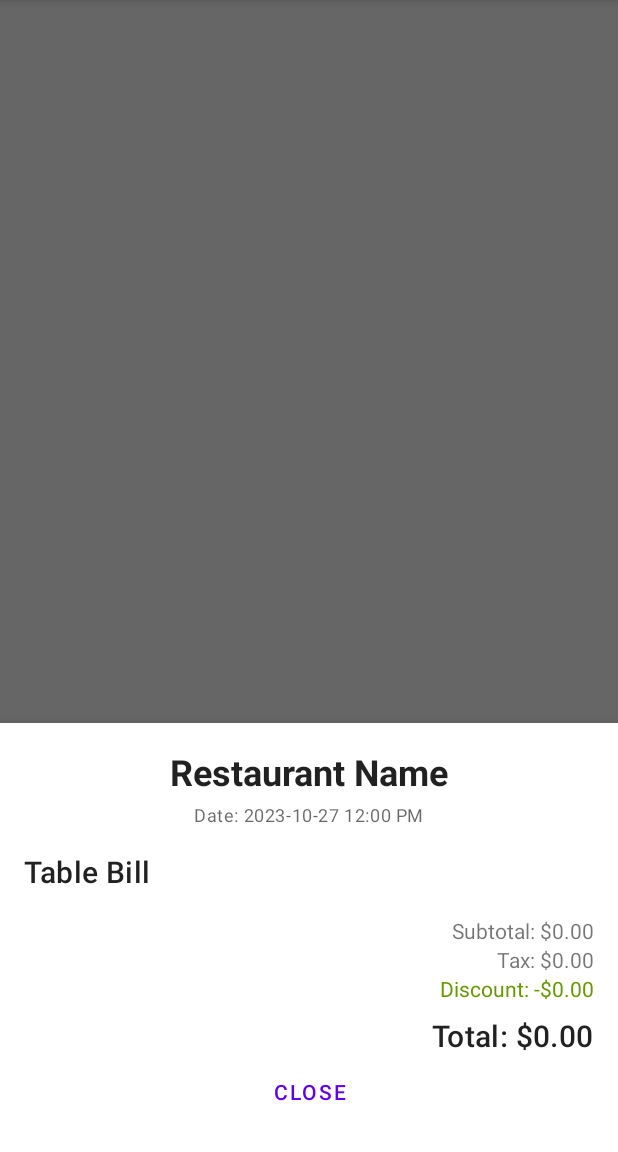
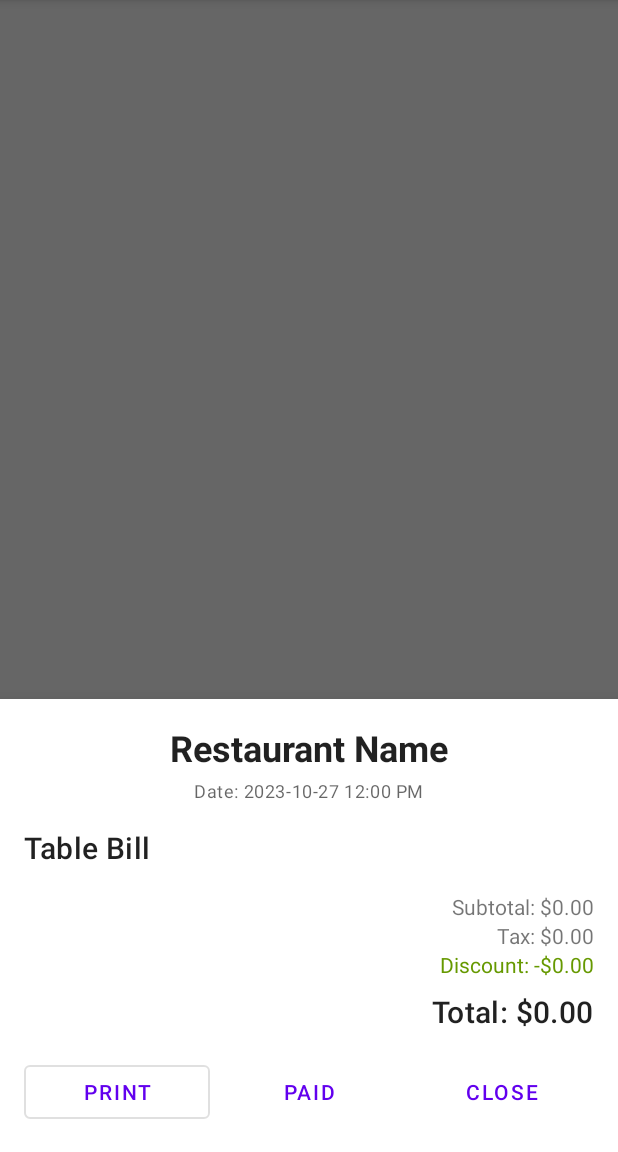
Before and after one commit to huajwang/thunder, an Android app: the fragment BillDialogFragment shown on its own in the app's theme, on a phone screen of 412 x 824 dp, the part 84-1236 px from its top. Run offline under Robolectric (Android 15) with nearby library versions, the phone set to English and light mode, and no system bars.

Commit message:
Add Paid and Print button at Table fragment

```diff
--- a/restaurant-android/app/src/main/res/layout/dialog_bill.xml
+++ b/restaurant-android/app/src/main/res/layout/dialog_bill.xml
@@ -85,12 +85,39 @@
         app:layout_constraintTop_toBottomOf="@id/text_discount"
         app:layout_constraintEnd_toEndOf="parent" />
 
-    <Button
-        android:id="@+id/button_close"
+    <LinearLayout
         android:layout_width="match_parent"
         android:layout_height="wrap_content"
-        android:text="Close"
+        android:orientation="horizontal"
+        android:layout_marginTop="16dp"
         app:layout_constraintTop_toBottomOf="@id/text_total_amount"
-        app:layout_constraintBottom_toBottomOf="parent" />
+        app:layout_constraintBottom_toBottomOf="parent">
+
+        <Button
+            android:id="@+id/button_print_receipt"
+            android:layout_width="0dp"
+            android:layout_height="wrap_content"
+            android:layout_weight="1"
+            android:text="Print"
+            android:layout_marginEnd="4dp"
+            style="@style/Widget.MaterialComponents.Button.OutlinedButton"/>
+
+        <Button
+            android:id="@+id/button_paid"
+            android:layout_width="0dp"
+            android:layout_height="wrap_content"
+            android:layout_weight="1"
+            android:text="Paid"
+            android:layout_marginEnd="4dp"/>
+
+        <Button
+            android:id="@+id/button_close"
+            android:layout_width="0dp"
+            android:layout_height="wrap_content"
+            android:layout_weight="1"
+            android:text="Close"
+            style="@style/Widget.MaterialComponents.Button.TextButton"/>
+
+    </LinearLayout>
 
 </androidx.constraintlayout.widget.ConstraintLayout>
```
Also changed, not shown: restaurant-android/app/src/main/java/com/yaojia/snowball/ui/tables/BillDialogFragment.kt (+27 -6 lines).
